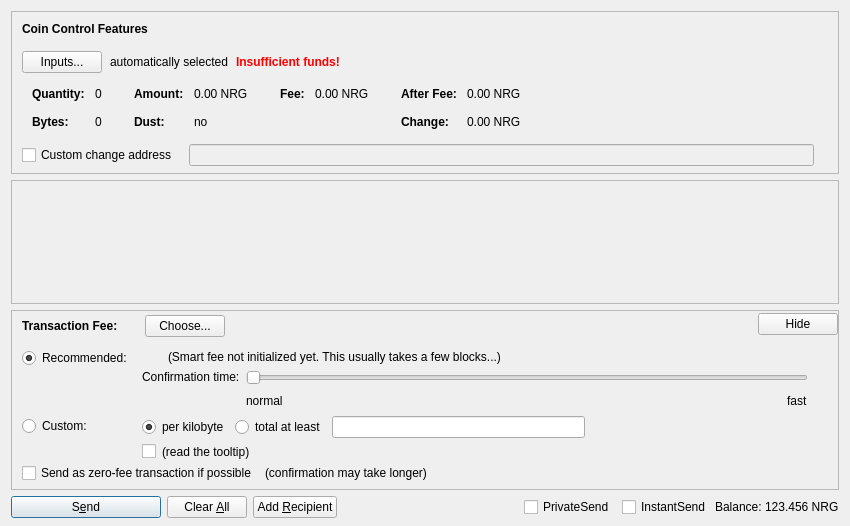
This is src/qt/forms/sendcoinsdialog.ui in ericramos1980/energi as Qt 5 draws it before an edit. The edited form follows.
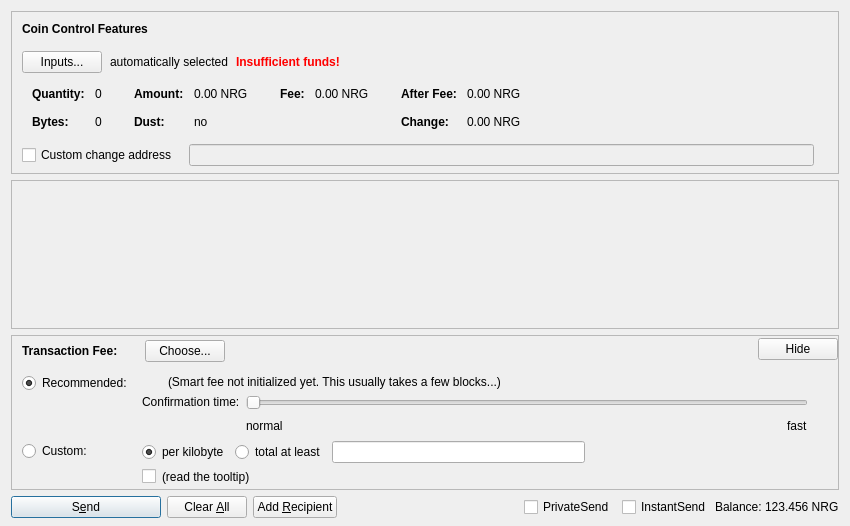
This is the edited form. Custom widgets are drawn as their Qt base class.

Commit message:
Merge #7686: [qt] Remove 0-fee from send dialog
fae8467 [qt] Remove unneeded "fSendFreeTransactions" check (MarcoFalke)
fa48bb3 [qt] Remove 0-fee from send dialog (MarcoFalke)

The edit to the form file:
```diff
--- a/src/qt/forms/sendcoinsdialog.ui
+++ b/src/qt/forms/sendcoinsdialog.ui
@@ -588,7 +588,7 @@
         <x>0</x>
         <y>0</y>
         <width>830</width>
-        <height>69</height>
+        <height>104</height>
        </rect>
       </property>
       <layout class="QVBoxLayout" name="verticalLayout_2" stretch="0,1">
@@ -1138,59 +1138,6 @@
              </item>
             </layout>
            </item>
-           <item>
-            <layout class="QHBoxLayout" name="horizontalLayoutFee5" stretch="0,0,0">
-             <property name="spacing">
-              <number>8</number>
-             </property>
-             <property name="bottomMargin">
-              <number>4</number>
-             </property>
-             <item>
-              <widget class="QCheckBox" name="checkBoxFreeTx">
-               <property name="text">
-                <string>Send as zero-fee transaction if possible</string>
-               </property>
-              </widget>
-             </item>
-             <item>
-              <widget class="QLabel" name="labelFreeTx">
-               <property name="text">
-                <string>(confirmation may take longer)</string>
-               </property>
-               <property name="margin">
-                <number>5</number>
-               </property>
-              </widget>
-             </item>
-             <item>
-              <spacer name="horizontalSpacerFee5">
-               <property name="orientation">
-                <enum>Qt::Horizontal</enum>
-               </property>
-               <property name="sizeHint" stdset="0">
-                <size>
-                 <width>1</width>
-                 <height>1</height>
-                </size>
-               </property>
-              </spacer>
-             </item>
-            </layout>
-           </item>
-           <item>
-            <spacer name="verticalSpacerFee2">
-             <property name="orientation">
-              <enum>Qt::Vertical</enum>
-             </property>
-             <property name="sizeHint" stdset="0">
-              <size>
-               <width>1</width>
-               <height>1</height>
-              </size>
-             </property>
-            </spacer>
-           </item>
           </layout>
          </widget>
         </item>
```
The commit also changes 2 other files.
